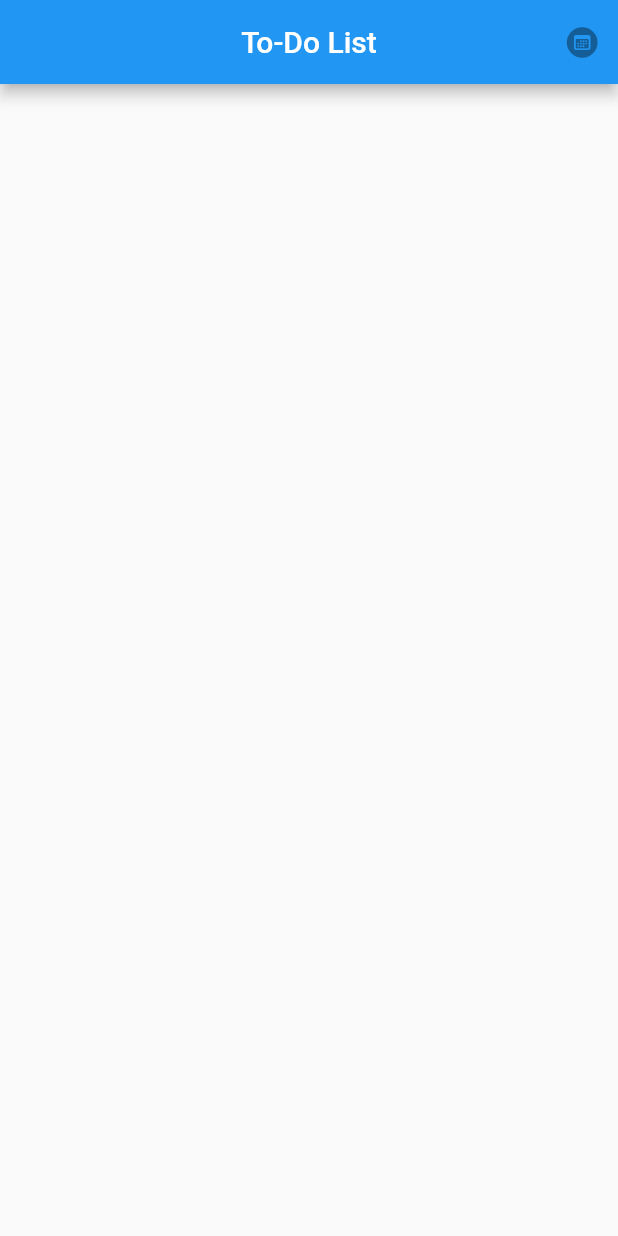
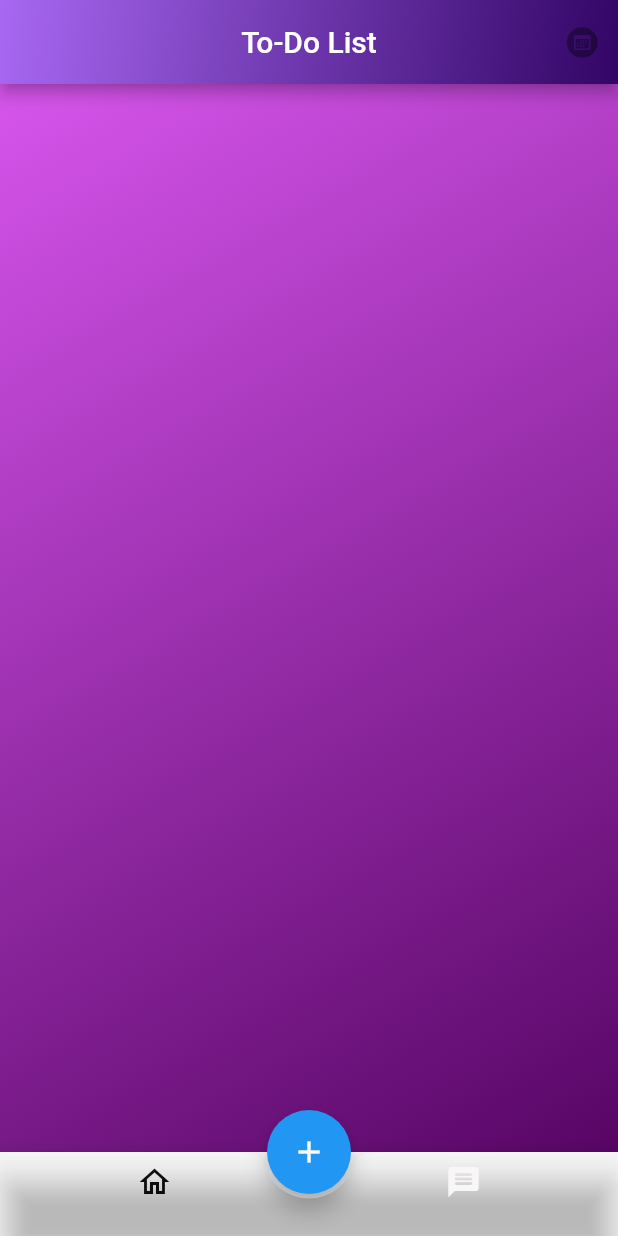
Before and after one commit to akashdevav/To-Do-List-App-in-flutter, a Flutter app: the screen it shows after launch, on a phone screen of 412 x 824 dp. Run offline on Flutter 3.47's test engine with Material 2 defaults, Android fonts, the phone set to English and light mode, and no system bars.

Commit message:
added some gradient design and bottomappbar

```diff
--- /dev/null
+++ b/todo_app/lib/background.dart
@@ -0,0 +1,18 @@
+import 'package:flutter/material.dart';
+
+class colorGradient extends StatelessWidget {
+  colorGradient(this.color1, this.color2, {super.key});
+
+  Color color1;
+  Color color2;
+
+  @override
+  Widget build(BuildContext) {
+    return Container(
+      decoration: BoxDecoration(
+          gradient: LinearGradient(colors: [
+            color1, color2
+          ], begin: Alignment.topLeft, end: Alignment.bottomRight)),
+    );
+  }
+}
--- /dev/null
+++ b/todo_app/lib/bottom_appbar.dart
@@ -0,0 +1,63 @@
+import 'package:flutter/material.dart';
+import 'package:flutter/cupertino.dart';
+import 'package:todo_app/background.dart';
+
+class homePage extends StatefulWidget {
+  homePage({super.key});
+
+  @override
+  State<homePage> createState() => _homePageState();
+}
+
+class _homePageState extends State<homePage> {
+  int _selectedIndex = 0;
+
+  @override
+  Widget build(BuildContext) {
+    return Scaffold(
+      resizeToAvoidBottomInset : false,
+      appBar: AppBar(
+        flexibleSpace: colorGradient(Color.fromARGB(255, 168, 104, 242),
+            Color.fromARGB(255, 50, 5, 101)),
+        centerTitle: true,
+        title: const Text('To-Do List'),
+        actions: [
+          IconButton(
+              onPressed: null, //ananymous function
+              icon: Icon(CupertinoIcons.calendar_circle_fill))
+        ],
+      ),
+      body: colorGradient(
+          Color.fromARGB(255, 214, 85, 236), Color.fromARGB(255, 87, 5, 101)),
+
+      floatingActionButtonLocation:
+          FloatingActionButtonLocation.centerDocked, //add icon part
+      floatingActionButton:
+          FloatingActionButton(onPressed: null, child: Icon(Icons.add)),
+      bottomNavigationBar: BottomAppBar(
+        //bottom appbar part
+        //color: Colors.deepPurple,
+        shape: CircularNotchedRectangle(),
+        notchMargin: 3.0,
+        clipBehavior: Clip.antiAlias,
+        child: SizedBox(
+            height: kBottomNavigationBarHeight,
+            child:SingleChildScrollView( child: BottomNavigationBar(
+              type: BottomNavigationBarType.fixed,
+              backgroundColor: Colors.transparent,
+              currentIndex: _selectedIndex,
+              selectedItemColor: Color.fromARGB(255, 12, 12, 12),
+              unselectedItemColor: Color.fromARGB(255, 248, 246, 246),
+              onTap: (index) {
+                setState(() {
+                  _selectedIndex = index;
+                });
+              },
+              items: [
+                BottomNavigationBarItem(icon: Icon(Icons.home_outlined),label: ''),
+              BottomNavigationBarItem(icon: Icon(Icons.message_rounded), label: ''),],
+            )) ),
+      ),
+    );
+  }
+}
--- a/todo_app/lib/main.dart
+++ b/todo_app/lib/main.dart
@@ -1,5 +1,5 @@
-import 'package:flutter/cupertino.dart';
 import 'package:flutter/material.dart';
+import 'package:todo_app/bottom_appbar.dart';
 
 void main() => runApp(const Home());
 
@@ -8,20 +8,8 @@ class Home extends StatelessWidget {
 
   @override
   Widget build(BuildContext context) {
-    return MaterialApp(
-      debugShowCheckedModeBanner: false,
-      home: Scaffold(
-          appBar: AppBar(
-        centerTitle: true,
-        title: const Text('To-Do List'),
-        actions: [
-          IconButton(
-              onPressed: null,
-               icon: Icon(CupertinoIcons.calendar_circle_fill))
-        ],
-      ),
-      body: Column(mainAxisSize: MainAxisSize.min,),
-      ),
-    );
+    return MaterialApp(debugShowCheckedModeBanner: false,
+     home: homePage(),
+     );
   }
 }
```
